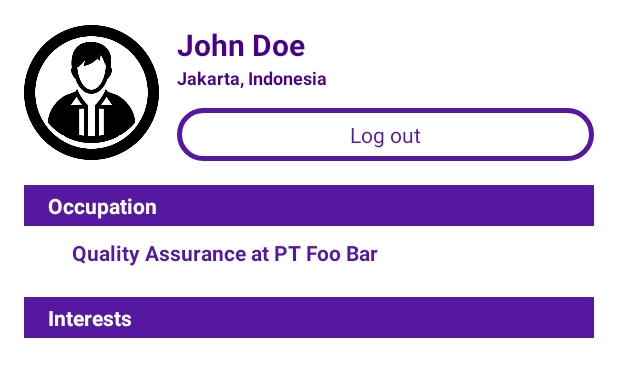
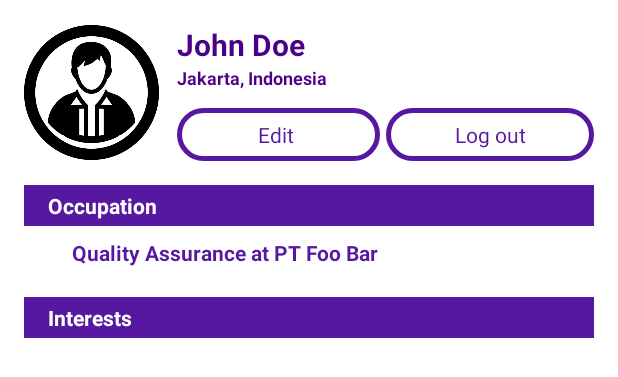
Before and after one commit to ibamibrahim/MeetsMe, an Android app: the layout activity_my_profile.xml on its own in the app's theme, with its tools: preview values and no code run, on a phone screen of 412 x 824 dp. Shown: the top 377 px of the screen. Run offline under Robolectric (Android 15) with nearby library versions, the phone set to English and light mode, and no system bars.

Commit message:
Fix bugs
Add edit profile button

```diff
--- a/app/src/main/java/id/meetsme/meetsme/myprofile/MyProfileActivity.java
+++ b/app/src/main/java/id/meetsme/meetsme/myprofile/MyProfileActivity.java
@@ -9,6 +9,7 @@ import android.view.LayoutInflater;
 import android.view.View;
 import android.view.ViewGroup;
 import android.widget.TextView;
+import android.widget.Toast;
 
 import java.util.List;
 
@@ -101,4 +102,10 @@ public class MyProfileActivity extends BaseFragment implements MyProfileContract
     public void setPresenter(MyProfileContract.Presenter presenter) {
 
     }
+
+    @OnClick(R.id.profile_edit)
+    void editProfile() {
+        Toast.makeText(getContext(), "This feature is has not implemented, yet", Toast.LENGTH_SHORT)
+                .show();
+    }
 }
--- a/app/src/main/java/id/meetsme/meetsme/resultactivity/ResultActivity.java
+++ b/app/src/main/java/id/meetsme/meetsme/resultactivity/ResultActivity.java
@@ -178,7 +178,7 @@ public class ResultActivity extends BaseActivity implements ResultContract.View,
     public void onInfoWindowClick(Marker marker) {
         MapsModel model = (MapsModel) marker.getTag();
         if (model != null) {
-            showToast(model.getId() + "");
+            //showToast(model.getId() + "");
             RealmServices.createChatRoom(model.getId(), model.getName(), "test");
             Intent intent = new Intent(this, ChatActivity.class);
             intent.putExtra("user_id", model.getId());
--- a/app/src/main/res/layout/activity_chat.xml
+++ b/app/src/main/res/layout/activity_chat.xml
@@ -55,7 +55,8 @@
         android:layout_width="match_parent"
         android:layout_height="wrap_content"
         android:layout_alignParentBottom="true"
-        android:layout_marginBottom="4dp"
+        android:layout_alignParentStart="true"
+        android:layout_marginStart="7dp"
         android:orientation="horizontal">
 
         <EditText
@@ -67,6 +68,7 @@
             android:layout_weight=".5"
             android:background="@drawable/input_white_primary"
             android:hint="Answer..."
+            android:singleLine="true"
             android:textColor="@color/colorPrimaryDark"/>
 
         <ImageView
--- a/app/src/main/res/layout/activity_my_profile.xml
+++ b/app/src/main/res/layout/activity_my_profile.xml
@@ -41,17 +41,40 @@
                 android:text="Jakarta, Indonesia"
                 android:textColor="@color/colorPrimaryDark"/>
 
+            <LinearLayout
+                android:layout_width="match_parent"
+                android:layout_height="wrap_content"
+                android:orientation="horizontal">
+
+                <TextView
+                    android:id="@+id/profile_edit"
+                    style="@style/big_button"
+                    android:layout_width="match_parent"
+                    android:layout_height="wrap_content"
+                    android:layout_marginRight="4dp"
+                    android:layout_weight=".5"
+                    android:background="@drawable/button_white_primary"
+                    android:paddingBottom="8dp"
+                    android:paddingTop="8dp"
+                    android:text="Edit "
+                    android:textAlignment="center"
+                    android:textColor="@color/colorPrimary"/>
+
                 <TextView
                     android:id="@+id/profile_logout"
                     style="@style/big_button"
                     android:layout_width="match_parent"
                     android:layout_height="wrap_content"
+                    android:layout_weight=".5"
                     android:background="@drawable/button_white_primary"
                     android:paddingBottom="8dp"
                     android:paddingTop="8dp"
-                android:textColor="@color/colorPrimary"
                     android:text="@string/edit_profile_button"
-                android:textAlignment="center"/>
+                    android:textAlignment="center"
+                    android:textColor="@color/colorPrimary"/>
+
+            </LinearLayout>
+
         </LinearLayout>
     </LinearLayout>
 
```
Lines whose indentation alone changed are shown as unchanged.
